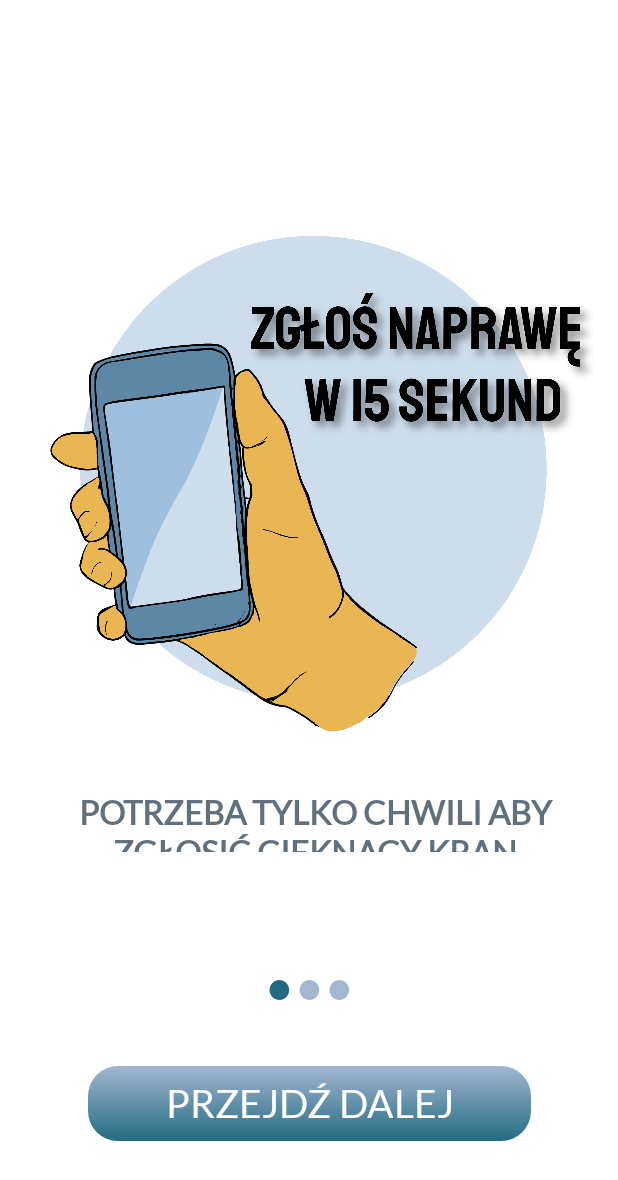
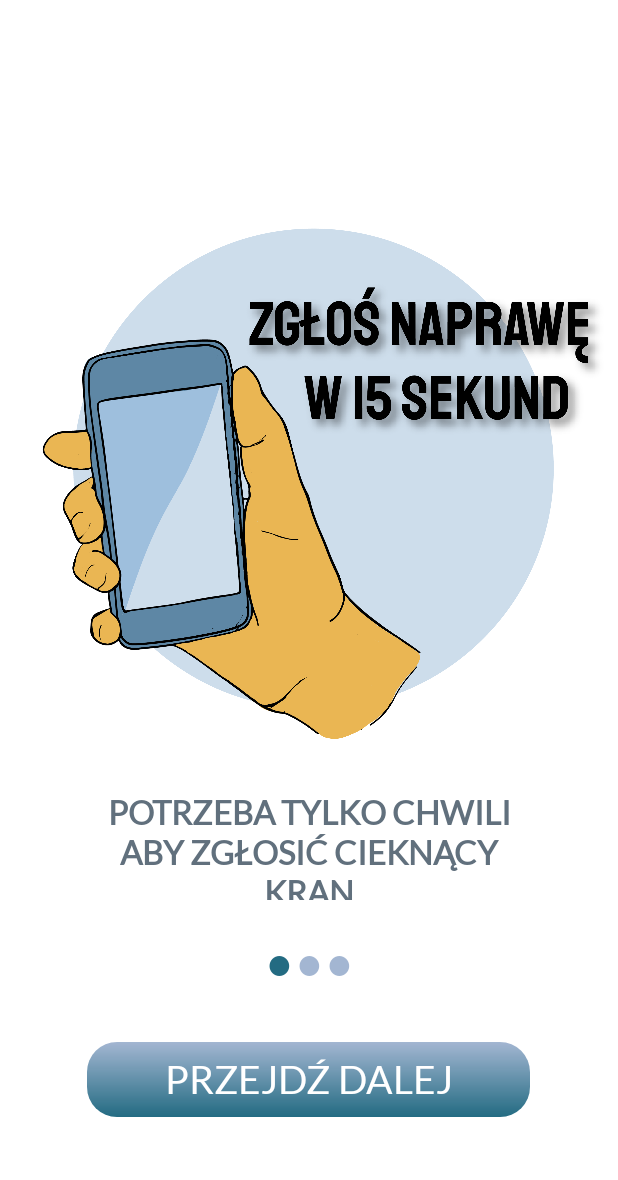
Before and after one commit to vegenative/Resident_Alert, an Android app: the screen it shows after launch (StartActivity), on a phone screen of 412 x 824 dp. Shown: the top 1180 px of the screen. Run offline under Robolectric (Android 15) with nearby library versions, the phone set to English and light mode, and no system bars; our stand-ins replace Firebase (no records; nobody signed in at launch, a user with empty details on screens opened directly).

Commit message:
Fix HomeUI text vision

```diff
--- a/app/src/main/res/layout/activity_start.xml
+++ b/app/src/main/res/layout/activity_start.xml
@@ -7,6 +7,17 @@
     android:layout_height="match_parent"
     android:background="@color/colorWhite"
     tools:context=".activities.StartActivity">
+    <LinearLayout
+        android:layout_width="match_parent"
+        android:layout_height="match_parent"
+        app:layout_constraintBottom_toBottomOf="parent"
+        app:layout_constraintEnd_toEndOf="parent"
+        app:layout_constraintHorizontal_bias="1.0"
+        app:layout_constraintStart_toStartOf="parent"
+        app:layout_constraintTop_toTopOf="parent"
+        tools:visibility="visible"
+        android:orientation="vertical">
+
 
     <androidx.viewpager.widget.ViewPager
         android:id="@+id/slideViewPager"
@@ -14,7 +25,8 @@
         android:layout_height="600dp"
         app:layout_constraintEnd_toEndOf="parent"
         app:layout_constraintStart_toStartOf="parent"
-        app:layout_constraintTop_toTopOf="parent">
+        app:layout_constraintTop_toTopOf="parent"
+        android:layout_gravity="center">
 
     </androidx.viewpager.widget.ViewPager>
 
@@ -29,7 +41,8 @@
         app:layout_constraintHorizontal_bias="0.5"
         app:layout_constraintStart_toStartOf="parent"
         app:layout_constraintTop_toBottomOf="@+id/slideViewPager"
-        app:layout_constraintVertical_bias="0.114">
+        app:layout_constraintVertical_bias="0.114"
+        android:layout_gravity="center">
 
     </LinearLayout>
 
@@ -45,6 +58,9 @@
         app:layout_constraintTop_toBottomOf="@+id/dotsLayout"
         android:textColor="@color/colorWhite"
         android:textFontWeight="400"
-        android:textSize="26dp"/>
+        android:textSize="26dp"
+        android:layout_gravity="center"/>
+
+    </LinearLayout>
 
 </androidx.constraintlayout.widget.ConstraintLayout>
--- a/app/src/main/res/layout/slide_layout.xml
+++ b/app/src/main/res/layout/slide_layout.xml
@@ -4,28 +4,32 @@
     xmlns:tools="http://schemas.android.com/tools"
     android:layout_width="match_parent"
     android:layout_height="match_parent">
-
-    <View
-        android:layout_width="match_parent"
-        android:layout_height="match_parent"
-        android:layout_marginTop="30dp"
-        android:background="#fff"
-        />
-
+<LinearLayout
+    android:layout_width="match_parent"
+    android:layout_height="match_parent"
+    app:layout_constraintBottom_toBottomOf="parent"
+    app:layout_constraintEnd_toEndOf="parent"
+    app:layout_constraintHorizontal_bias="1.0"
+    app:layout_constraintStart_toStartOf="parent"
+    app:layout_constraintTop_toTopOf="parent"
+    tools:visibility="visible"
+    android:orientation="vertical">
     <ImageView
         android:id="@+id/slide_image"
-        android:layout_width="400dp"
+        android:layout_width="match_parent"
         android:layout_height="400dp"
         android:layout_marginTop="120dp"
         app:layout_constraintEnd_toEndOf="parent"
         app:layout_constraintStart_toStartOf="parent"
         app:layout_constraintTop_toTopOf="parent"
-        app:srcCompat="@drawable/part3" />
+        app:srcCompat="@drawable/part3"
+        android:layout_gravity="center"/>
 
     <TextView
         android:id="@+id/slide_header"
-        android:layout_width="380dp"
-        android:layout_height="40dp"
+        android:layout_width="300dp"
+        android:layout_height="100dp"
+        android:layout_gravity="center"
         android:layout_marginTop="8dp"
         android:textAlignment="center"
         android:textAllCaps="true"
@@ -36,6 +40,8 @@
         app:layout_constraintHorizontal_bias="0.615"
         app:layout_constraintStart_toStartOf="parent"
         app:layout_constraintTop_toBottomOf="@+id/slide_image" />
+</LinearLayout>
+
 
     <!--    <TextView-->
 <!--        android:id="@+id/slide_description"-->
```
